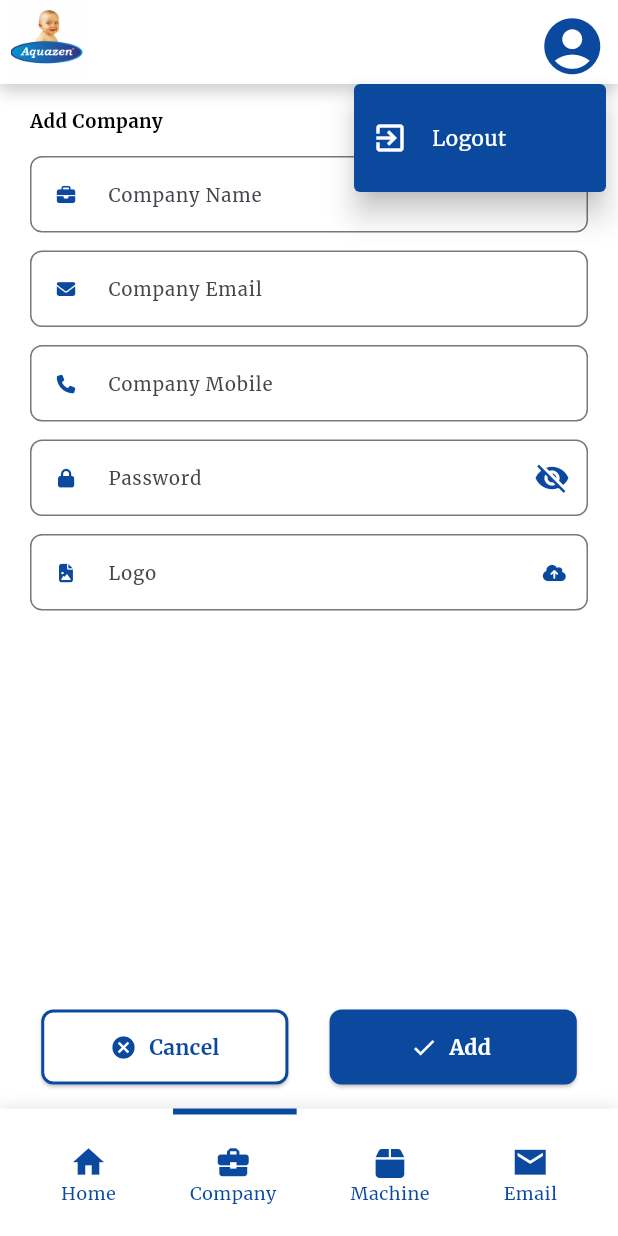
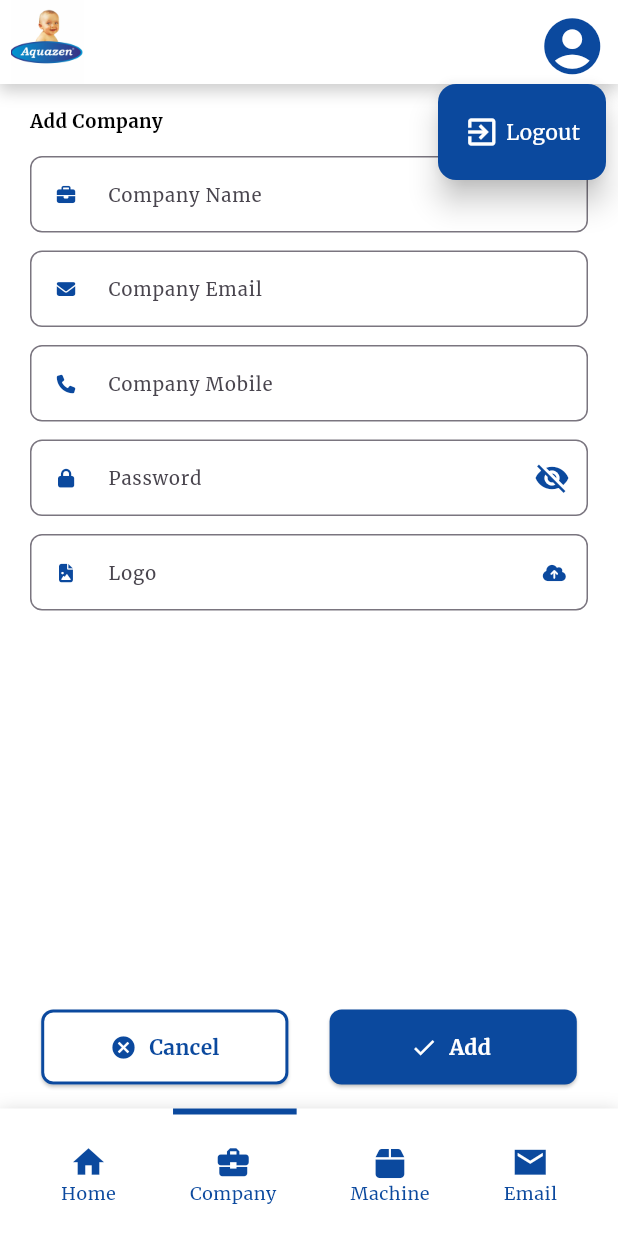
Before and after one commit to mindcodes10/bottle_crush_frontend, a Flutter app: the AddBusiness screen opened directly, after a tap on the "account circle" icon, on a phone screen of 412 x 824 dp. Run offline on Flutter 3.47's test engine with Material 3 defaults, Android fonts, the phone set to English and light mode, and no system bars; our stand-ins replace file_picker, flutter_native_splash, flutter_secure_storage, font_awesome_flutter, image_picker, permission_handler; missing offline and left inert: excel; accounts and stored records are empty.

Commit message:
76 - padding decrease for popupMenuItem logout

```diff
--- a/lib/widgets/custom_app_bar.dart
+++ b/lib/widgets/custom_app_bar.dart
@@ -78,18 +78,31 @@ class _CustomAppBarState extends State<CustomAppBar> {
       color: AppTheme.backgroundBlue,
       context: context,
       position: RelativeRect.fromLTRB(x, y, x, y), // Adjust position based on icon
+      shape: RoundedRectangleBorder(
+        borderRadius: BorderRadius.circular(12.0), // Adjust the radius as needed
+      ),
       items: [
         PopupMenuItem(
           value: 'logout',
-          child: ListTile(
-            leading: const Icon(Icons.exit_to_app, color: AppTheme.backgroundWhite),
-            title: const Text('Logout', style: TextStyle(color: AppTheme.textWhite)),
-            onTap: () {
-              // Handle logout action
-              debugPrint("Logging out");
-              Navigator.pop(context); // Close the menu
-              _logoutUser (context); // Call the logout function
-            },
+          padding: EdgeInsets.zero, // Set padding to zero
+          child: Container(
+            height: 30.0, // Set a fixed height for the item
+            alignment: Alignment.center, // Center the content vertically
+            child: const Row(
+              mainAxisSize: MainAxisSize.min, // Use minimum size for the row
+              mainAxisAlignment: MainAxisAlignment.center, // Center the content horizontally
+              children: [
+                Icon(Icons.exit_to_app, color: AppTheme.backgroundWhite),
+                SizedBox(width: 4.0), // Add minimal space between the icon and text
+                Text(
+                  'Logout',
+                  style: TextStyle(
+                    color: AppTheme.textWhite,
+                    height: 1.0, // Adjust line height to reduce vertical space
+                  ),
+                ),
+              ],
+            ),
           ),
         ),
       ],
```
